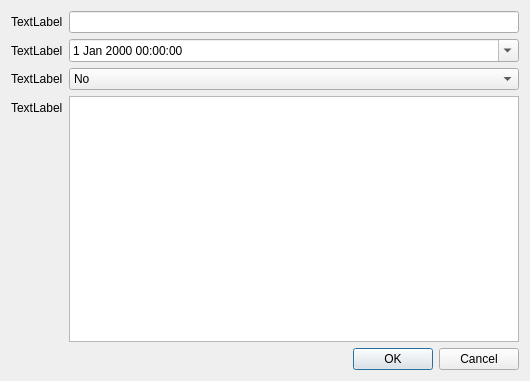
Above: edittask.ui from computerfr33k/To-Do-List-Manager before the change. Below: the same form after it.
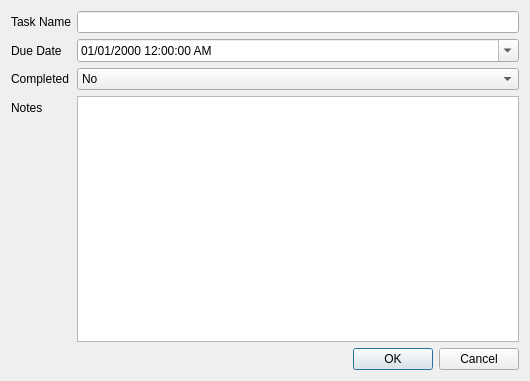
That is the form after the change.

Patch:
```diff
--- a/edittask.ui
+++ b/edittask.ui
@@ -22,7 +22,7 @@
      <item row="0" column="0">
       <widget class="QLabel" name="label">
        <property name="text">
-        <string>TextLabel</string>
+        <string>Task Name</string>
        </property>
       </widget>
      </item>
@@ -32,12 +32,15 @@
      <item row="1" column="0">
       <widget class="QLabel" name="label_2">
        <property name="text">
-        <string>TextLabel</string>
+        <string>Due Date</string>
        </property>
       </widget>
      </item>
      <item row="1" column="1">
       <widget class="QDateTimeEdit" name="dateTimeEdit">
+       <property name="displayFormat">
+        <string>MM/dd/yyyy hh:mm:ss AP</string>
+       </property>
        <property name="calendarPopup">
         <bool>true</bool>
        </property>
@@ -46,7 +49,7 @@
      <item row="2" column="0">
       <widget class="QLabel" name="label_3">
        <property name="text">
-        <string>TextLabel</string>
+        <string>Completed</string>
        </property>
       </widget>
      </item>
@@ -67,7 +70,7 @@
      <item row="3" column="0">
       <widget class="QLabel" name="label_4">
        <property name="text">
-        <string>TextLabel</string>
+        <string>Notes</string>
        </property>
       </widget>
      </item>
```
